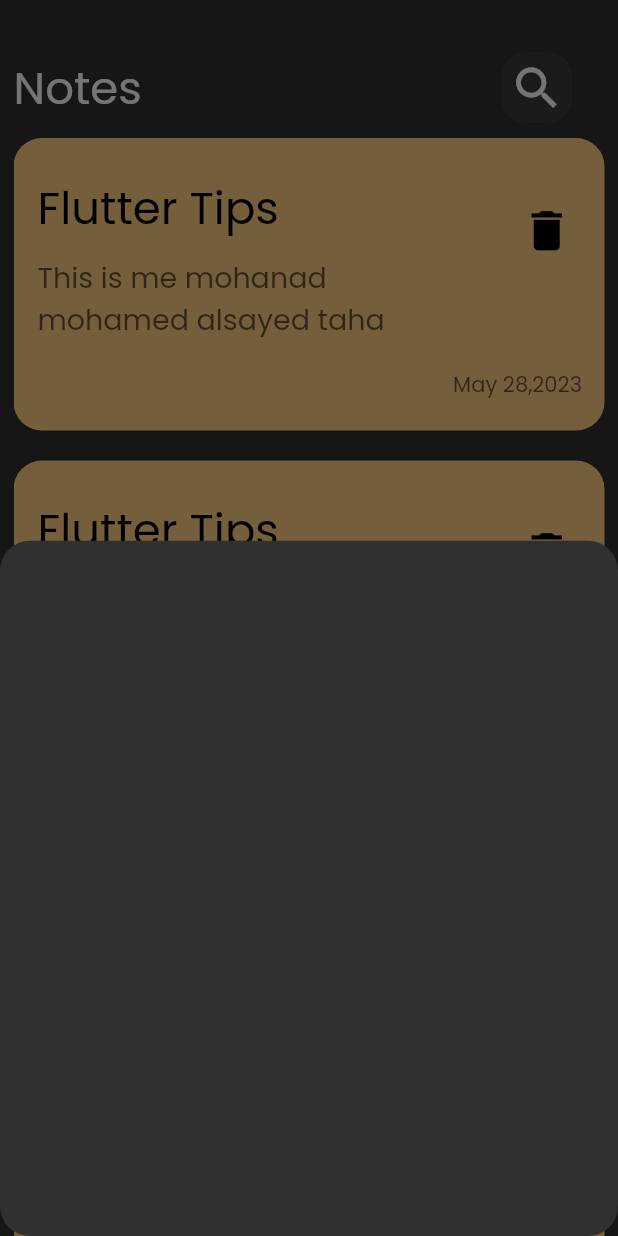
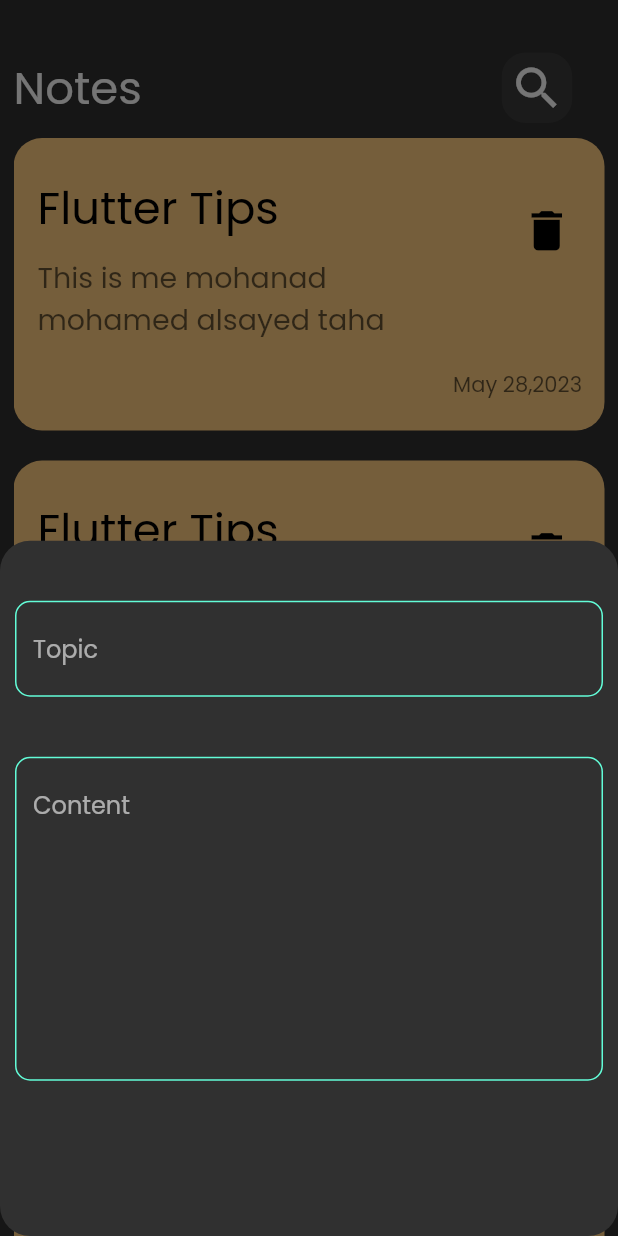
Before and after one commit to mohandalnjjar/notes_app, a Flutter app: the screen it shows after launch, after a tap on the "add" icon, on a phone screen of 412 x 824 dp. Run offline on Flutter 3.47's test engine with Material 2 defaults, Android fonts, the phone set to English and light mode, and no system bars.

Commit message:
adding field to sheet butttom

```diff
--- a/lib/pages/widgets/AddNoteButtomSheet.dart
+++ b/lib/pages/widgets/AddNoteButtomSheet.dart
@@ -1,10 +1,32 @@
 import 'package:flutter/material.dart';
+import 'package:notes_app/pages/widgets/CutomeTextField.dart';
 
 class AddNoteButtomSheet extends StatelessWidget {
   const AddNoteButtomSheet({super.key});
 
   @override
   Widget build(BuildContext context) {
-    return Container();
+    return Padding(
+      padding: const EdgeInsets.symmetric(horizontal: 10),
+      child: Column(
+        children:  [
+          SizedBox(
+            height: 40,
+          ),
+          CutomeTextField(
+            hintText: 'Topic',
+          ),
+          SizedBox(
+            height: 40,
+          ),
+          CutomeTextField(
+            hintText: 'Content',
+            MaxLines: 8,
+          ),
+
+
+        ],
+      ),
+    );
   }
 }
--- /dev/null
+++ b/lib/pages/widgets/CutomeTextField.dart
@@ -0,0 +1,30 @@
+import 'package:flutter/material.dart';
+import 'package:notes_app/pages/widgets/constance.dart';
+
+class CutomeTextField extends StatelessWidget {
+  CutomeTextField({super.key, required this.hintText, this.MaxLines = 1});
+  final String hintText;
+  final int MaxLines;
+
+  @override
+  Widget build(BuildContext context) {
+    return TextField(
+      maxLines: MaxLines,
+      cursorColor: KprimaryColor,
+      decoration: InputDecoration(
+        hintText: hintText,
+        // hintStyle: TextStyle(color: KprimaryColor),
+        border: buildBorder(color: Colors.white),
+        enabledBorder: buildBorder(color: KprimaryColor),
+        focusedBorder: buildBorder(color: KprimaryColor),
+      ),
+    );
+  }
+
+  OutlineInputBorder buildBorder({color}) {
+    return OutlineInputBorder(
+      borderRadius: BorderRadius.circular(10),
+      borderSide: BorderSide(color: color ?? Colors.white),
+    );
+  }
+}
--- /dev/null
+++ b/lib/pages/widgets/constance.dart
@@ -0,0 +1,3 @@
+import 'package:flutter/material.dart';
+
+const KprimaryColor = Color(0xff62FCD7);
```
